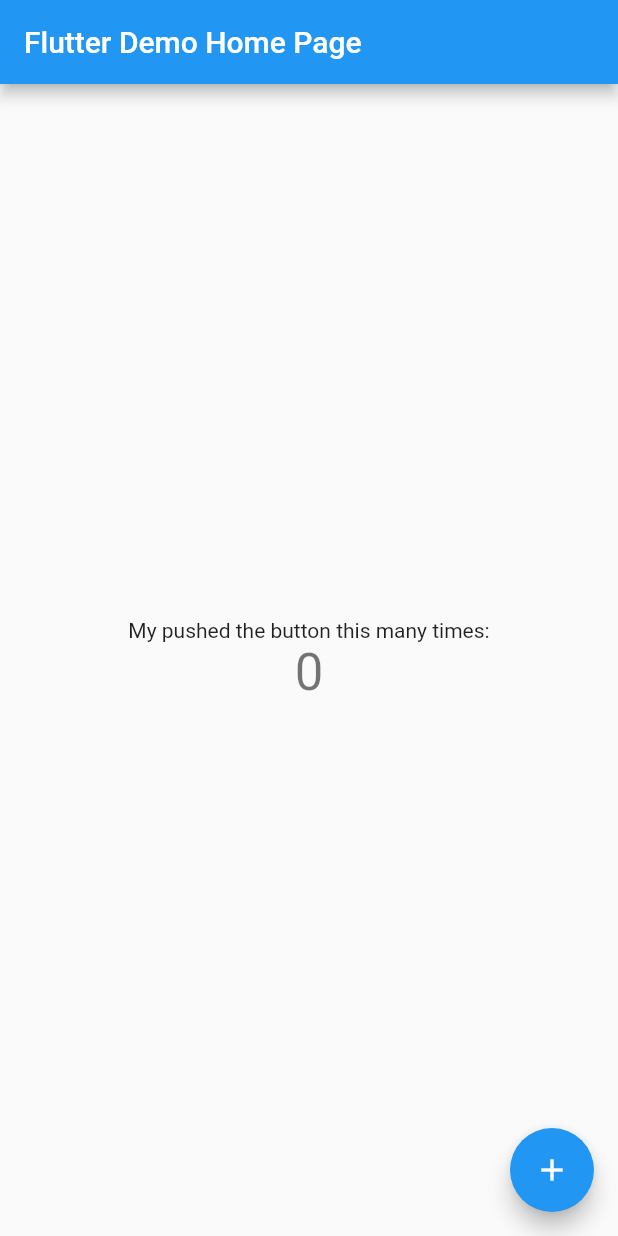
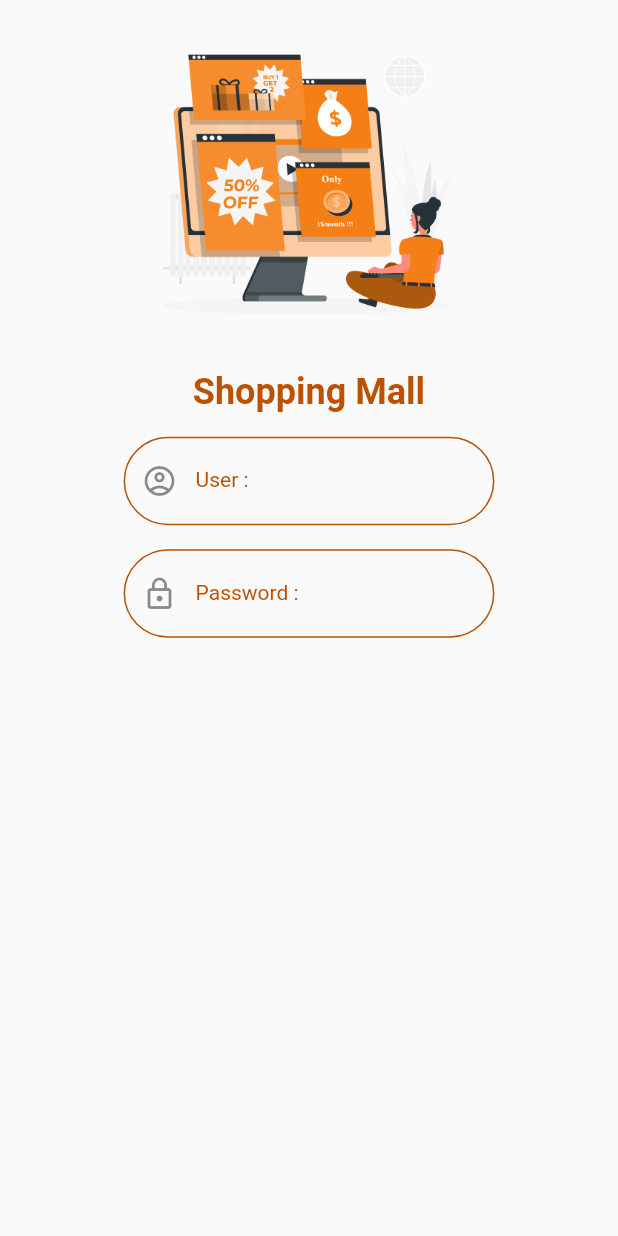
Before and after one commit to hormadgithub/ShopingMall, a Flutter app: the screen it shows after launch, on a phone screen of 412 x 824 dp. Run offline on Flutter 3.47's test engine with Material 2 defaults, Android fonts, the light colour scheme and no system bars; missing offline and left inert: dart:ffi.

Commit message:
update today

```diff
--- a/lib/main.dart
+++ b/lib/main.dart
@@ -1,115 +1,37 @@
+import 'dart:ffi';
+
 import 'package:flutter/material.dart';
+import 'package:shoppingmall/states/authen.dart';
+import 'package:shoppingmall/states/buyer_service.dart';
+import 'package:shoppingmall/states/create_account.dart';
+import 'package:shoppingmall/states/rider_service.dart';
+import 'package:shoppingmall/states/saler_service.dart';
+import 'package:shoppingmall/utility/my_constant.dart';
+
+final Map<String, WidgetBuilder> map = {
+  '/authen': (BuildContext context) => Authen(),
+  '/createAccount': (BuildContext context) => CreateAccont(),
+  '/buyerService': (BuildContext context) => BuyerService(),
+  '/salerService': (BuildContext context) => SalerService(),
+  '/riderService': (BuildContext context) => RiderService(),
+};
+
+String? initlalRoute;
 
 void main() {
-  runApp(const MyApp());
+  initlalRoute = MyConstant.routeAuthen;
+  runApp(MyApp());
 }
 
 class MyApp extends StatelessWidget {
   const MyApp({Key? key}) : super(key: key);
 
-  // This widget is the root of your application.
   @override
   Widget build(BuildContext context) {
     return MaterialApp(
-      title: 'My First Flutter',
-      theme: ThemeData(
-        // This is the theme of your application.
-        //
-        // Try running your application with "flutter run". You'll see the
-        // application has a blue toolbar. Then, without quitting the app, try
-        // changing the primarySwatch below to Colors.green and then invoke
-        // "hot reload" (press "r" in the console where you ran "flutter run",
-        // or simply save your changes to "hot reload" in a Flutter IDE).
-        // Notice that the counter didn't reset back to zero; the application
-        // is not restarted.
-        primarySwatch: Colors.blue,
-      ),
-      home: const MyHomePage(title: 'Flutter Demo Home Page'),
+      title: MyConstant.appName,
+      routes: map,
+      initialRoute: initlalRoute,
     );
   }
 }
-
-class MyHomePage extends StatefulWidget {
-  const MyHomePage({Key? key, required this.title}) : super(key: key);
-
-  // This widget is the home page of your application. It is stateful, meaning
-  // that it has a State object (defined below) that contains fields that affect
-  // how it looks.
-
-  // This class is the configuration for the state. It holds the values (in this
-  // case the title) provided by the parent (in this case the App widget) and
-  // used by the build method of the State. Fields in a Widget subclass are
-  // always marked "final".
-
-  final String title;
-
-  @override
-  State<MyHomePage> createState() => _MyHomePageState();
-}
-
-class _MyHomePageState extends State<MyHomePage> {
-  int _counter = 0;
-
-  void _incrementCounter() {
-    setState(() {
-      // This call to setState tells the Flutter framework that something has
-      // changed in this State, which causes it to rerun the build method below
-      // so that the display can reflect the updated values. If we changed
-      // _counter without calling setState(), then the build method would not be
-      // called again, and so nothing would appear to happen.
-      _counter++;
-    });
-  }
-
-  @override
-  Widget build(BuildContext context) {
-    // This method is rerun every time setState is called, for instance as done
-    // by the _incrementCounter method above.
-    //
-    // The Flutter framework has been optimized to make rerunning build methods
-    // fast, so that you can just rebuild anything that needs updating rather
-    // than having to individually change instances of widgets.
-    return Scaffold(
-      appBar: AppBar(
-        // Here we take the value from the MyHomePage object that was created by
-        // the App.build method, and use it to set our appbar title.
-        title: Text(widget.title),
-      ),
-      body: Center(
-        // Center is a layout widget. It takes a single child and positions it
-        // in the middle of the parent.
-        child: Column(
-          // Column is also a layout widget. It takes a list of children and
-          // arranges them vertically. By default, it sizes itself to fit its
-          // children horizontally, and tries to be as tall as its parent.
-          //
-          // Invoke "debug painting" (press "p" in the console, choose the
-          // "Toggle Debug Paint" action from the Flutter Inspector in Android
-          // Studio, or the "Toggle Debug Paint" command in Visual Studio Code)
-          // to see the wireframe for each widget.
-          //
-          // Column has various properties to control how it sizes itself and
-          // how it positions its children. Here we use mainAxisAlignment to
-          // center the children vertically; the main axis here is the vertical
-          // axis because Columns are vertical (the cross axis would be
-          // horizontal).
-          mainAxisAlignment: MainAxisAlignment.center,
-          children: <Widget>[
-            const Text(
-              'My pushed the button this many times:',
-            ),
-            Text(
-              '$_counter',
-              style: Theme.of(context).textTheme.headline4,
-            ),
-          ],
-        ),
-      ),
-      floatingActionButton: FloatingActionButton(
-        onPressed: _incrementCounter,
-        tooltip: 'Increment',
-        child: const Icon(Icons.add),
-      ), // This trailing comma makes auto-formatting nicer for build methods.
-    );
-  }
-}
--- /dev/null
+++ b/lib/states/authen.dart
@@ -0,0 +1,109 @@
+import 'package:flutter/material.dart';
+import 'package:shoppingmall/utility/my_constant.dart';
+import 'package:shoppingmall/widgets/show_image.dart';
+import 'package:shoppingmall/widgets/show_title.dart';
+
+class Authen extends StatefulWidget {
+  const Authen({Key? key}) : super(key: key);
+
+  @override
+  State<Authen> createState() => _AuthenState();
+}
+
+class _AuthenState extends State<Authen> {
+bool statusRedeye = true;
+
+  @override
+  Widget build(BuildContext context) {
+    double size = MediaQuery.of(context).size.width;
+    return Scaffold(
+      body: SafeArea(
+        child: ListView(
+          children: [
+            buildImage(size),
+            buildAppName(),
+            buildUser(size),
+            buildPassword(size),
+          ],
+        ),
+      ),
+    );
+  }
+
+  Row buildUser(double size) {
+    return Row(
+      mainAxisAlignment: MainAxisAlignment.center,
+      children: [
+        Container(
+          margin: EdgeInsets.only(top: 16),
+          width: size * 0.6,
+          child: TextFormField(
+            decoration: InputDecoration(labelStyle: MyConstant().h3Style(),
+              labelText: 'User :',
+              prefixIcon: Icon(Icons.account_circle_outlined),
+              enabledBorder: OutlineInputBorder(
+                borderSide: BorderSide(color: MyConstant.dark),
+                borderRadius: BorderRadius.circular(30),
+              ),
+              focusedBorder: OutlineInputBorder(
+                borderSide: BorderSide(color: MyConstant.light),
+                borderRadius: BorderRadius.circular(30),
+              ),
+            ),
+          ),
+        ),
+      ],
+    );
+  }
+
+  Row buildPassword(double size) {
+    return Row(
+      mainAxisAlignment: MainAxisAlignment.center,
+      children: [
+        Container(
+          margin: EdgeInsets.only(top: 16),
+          width: size * 0.6,
+          child: TextFormField(obscureText: statusRedeye,
+            decoration: InputDecoration(labelStyle: MyConstant().h3Style(),
+              labelText: 'Password :',
+              prefixIcon: Icon(Icons.lock_outline),
+              enabledBorder: OutlineInputBorder(
+                borderSide: BorderSide(color: MyConstant.dark),
+                borderRadius: BorderRadius.circular(30),
+              ),
+              focusedBorder: OutlineInputBorder(
+                borderSide: BorderSide(color: MyConstant.light),
+                borderRadius: BorderRadius.circular(30),
+              ),
+            ),
+          ),
+        ),
+      ],
+    );
+  }
+
+  Row buildAppName() {
+    return Row(
+      mainAxisAlignment: MainAxisAlignment.center,
+      children: [
+        ShowTitle(
+          title: MyConstant.appName,
+          textStyle: MyConstant().h1Style(),
+        ),
+      ],
+    );
+  }
+
+  Row buildImage(double size) {
+    return Row(
+      mainAxisAlignment: MainAxisAlignment.center,
+      children: [
+        Container(
+            width: size * .6,
+            child: ShowImage(
+              path: MyConstant.image4,
+            )),
+      ],
+    );
+  }
+}
--- /dev/null
+++ b/lib/states/buyer_service.dart
@@ -0,0 +1,17 @@
+import 'package:flutter/material.dart';
+
+class BuyerService extends StatefulWidget {
+  const BuyerService({ Key? key }) : super(key: key);
+
+  @override
+  State<BuyerService> createState() => _BuyerServiceState();
+}
+
+class _BuyerServiceState extends State<BuyerService> {
+  @override
+  Widget build(BuildContext context) {
+    return Scaffold(
+
+    );
+  }
+}
--- /dev/null
+++ b/lib/states/create_account.dart
@@ -0,0 +1,16 @@
+import 'package:flutter/material.dart';
+class CreateAccont extends StatefulWidget {
+  const CreateAccont({ Key? key }) : super(key: key);
+
+  @override
+  State<CreateAccont> createState() => _CreateAccontState();
+}
+
+class _CreateAccontState extends State<CreateAccont> {
+  @override
+  Widget build(BuildContext context) {
+    return Scaffold(
+
+    );
+  }
+}
--- /dev/null
+++ b/lib/states/rider_service.dart
@@ -0,0 +1,17 @@
+import 'package:flutter/material.dart';
+
+class RiderService extends StatefulWidget {
+  const RiderService({ Key? key }) : super(key: key);
+
+  @override
+  State<RiderService> createState() => _RiderServiceState();
+}
+
+class _RiderServiceState extends State<RiderService> {
+  @override
+  Widget build(BuildContext context) {
+    return Scaffold(
+
+    );
+  }
+}
--- /dev/null
+++ b/lib/states/saler_service.dart
@@ -0,0 +1,17 @@
+import 'package:flutter/material.dart';
+
+class SalerService extends StatefulWidget {
+  const SalerService({ Key? key }) : super(key: key);
+
+  @override
+  State<SalerService> createState() => _SalerServiceState();
+}
+
+class _SalerServiceState extends State<SalerService> {
+  @override
+  Widget build(BuildContext context) {
+    return Scaffold(
+
+    );
+  }
+}
--- /dev/null
+++ b/lib/utility/my_constant.dart
@@ -0,0 +1,43 @@
+import 'package:flutter/material.dart';
+
+class MyConstant {
+  //General
+  static String appName = 'Shopping Mall';
+
+  //Route
+  static String routeAuthen = '/authen';
+  static String routeCreateAccount = '/createAccount';
+  static String routeBuyerService = '/buyerService';
+  static String routeSalerService = '/salerService';
+  static String routeRiderService = '/riderService';
+
+  //Image
+  static String image1 = 'images/image1.png';
+  static String image2 = 'images/image2.png';
+  static String image3 = 'images/image3.png';
+  static String image4 = 'images/image4.png';
+
+  //Color
+  static Color primary = Color(0xfff47e17);
+  static Color dark = Color(0xffbc5100);
+  static Color light = Color(0xffffb04c);
+
+  //Style
+  TextStyle h1Style() => TextStyle(
+        fontSize: 24,
+        color: dark,
+        fontWeight: FontWeight.bold,
+      );
+
+  TextStyle h2Style() => TextStyle(
+        fontSize: 18,
+        color: dark,
+        fontWeight: FontWeight.w700,
+      );
+
+  TextStyle h3Style() => TextStyle(
+        fontSize: 14,
+        color: dark,
+        fontWeight: FontWeight.normal,
+      );
+}
--- /dev/null
+++ b/lib/widgets/show_image.dart
@@ -0,0 +1,11 @@
+import 'package:flutter/material.dart';
+
+class ShowImage extends StatelessWidget {
+  final String path;
+  const ShowImage({ Key? key,required this.path }) : super(key: key);
+
+  @override
+  Widget build(BuildContext context) {
+    return Image.asset(path);
+  }
+}
--- /dev/null
+++ b/lib/widgets/show_title.dart
@@ -0,0 +1,16 @@
+import 'package:flutter/material.dart';
+
+class ShowTitle extends StatelessWidget {
+  final String title;
+  final TextStyle textStyle;
+  const ShowTitle({
+    Key? key,
+    required this.title,
+    required this.textStyle,
+  }) : super(key: key);
+
+  @override
+  Widget build(BuildContext context) {
+    return Text(title,style: textStyle,);
+  }
+}
```
Also changed, not shown: pubspec.yaml (+4 -3 lines), images/image1.png (added), images/image2.png (added), images/image3.png (added), images/image4.png (added).
